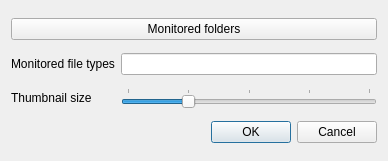
congchenutd/myphotos, file SettingsDlg.ui: the form before one commit.
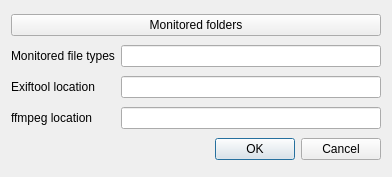
The form after the commit. Icons and pictures are not drawn. Custom widgets are drawn as their Qt base class.

Patch:
```diff
--- a/SettingsDlg.ui
+++ b/SettingsDlg.ui
@@ -6,8 +6,8 @@
    <rect>
     <x>0</x>
     <y>0</y>
-    <width>388</width>
-    <height>161</height>
+    <width>392</width>
+    <height>177</height>
    </rect>
   </property>
   <property name="windowTitle">
@@ -31,39 +31,17 @@
    <item row="2" column="0">
     <widget class="QLabel" name="label_2">
      <property name="text">
-      <string>Thumbnail size</string>
+      <string>Exiftool location</string>
      </property>
     </widget>
    </item>
    <item row="2" column="1" colspan="2">
-    <widget class="SliderWithToolTip" name="sliderThumbnailSize">
-     <property name="minimum">
-      <number>100</number>
-     </property>
-     <property name="maximum">
-      <number>500</number>
-     </property>
-     <property name="singleStep">
-      <number>100</number>
-     </property>
-     <property name="pageStep">
-      <number>100</number>
-     </property>
-     <property name="value">
-      <number>200</number>
-     </property>
-     <property name="orientation">
-      <enum>Qt::Horizontal</enum>
-     </property>
-     <property name="tickPosition">
-      <enum>QSlider::TicksAbove</enum>
-     </property>
-     <property name="tickInterval">
-      <number>100</number>
-     </property>
-    </widget>
+    <widget class="QLineEdit" name="leExiftool"/>
    </item>
-   <item row="3" column="2">
+   <item row="3" column="1" colspan="2">
+    <widget class="QLineEdit" name="leFfmpeg"/>
+   </item>
+   <item row="5" column="2">
     <widget class="QDialogButtonBox" name="buttonBox">
      <property name="orientation">
       <enum>Qt::Horizontal</enum>
@@ -73,6 +51,13 @@
      </property>
     </widget>
    </item>
+   <item row="3" column="0">
+    <widget class="QLabel" name="label_3">
+     <property name="text">
+      <string>ffmpeg location</string>
+     </property>
+    </widget>
+   </item>
    <item row="0" column="0" colspan="3">
     <widget class="QPushButton" name="btMonitoredFolders">
      <property name="text">
@@ -82,13 +67,6 @@
    </item>
   </layout>
  </widget>
- <customwidgets>
-  <customwidget>
-   <class>SliderWithToolTip</class>
-   <extends>QSlider</extends>
-   <header>SliderWithToolTip.h</header>
-  </customwidget>
- </customwidgets>
  <resources>
   <include location="Resources.qrc"/>
  </resources>
```
